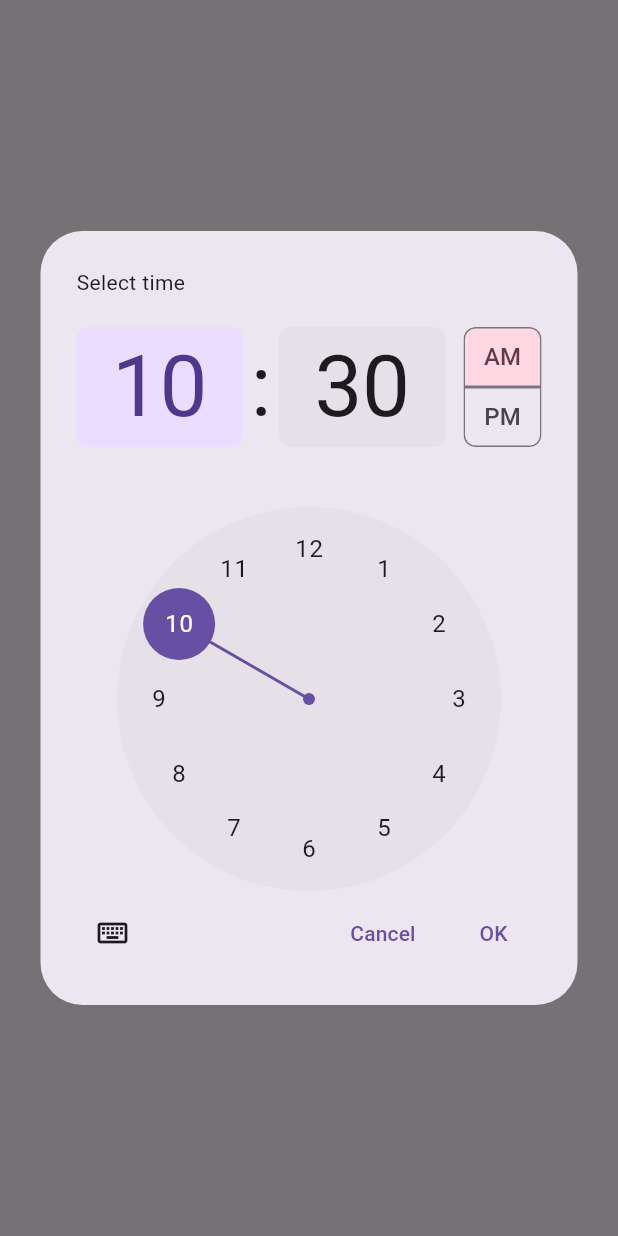
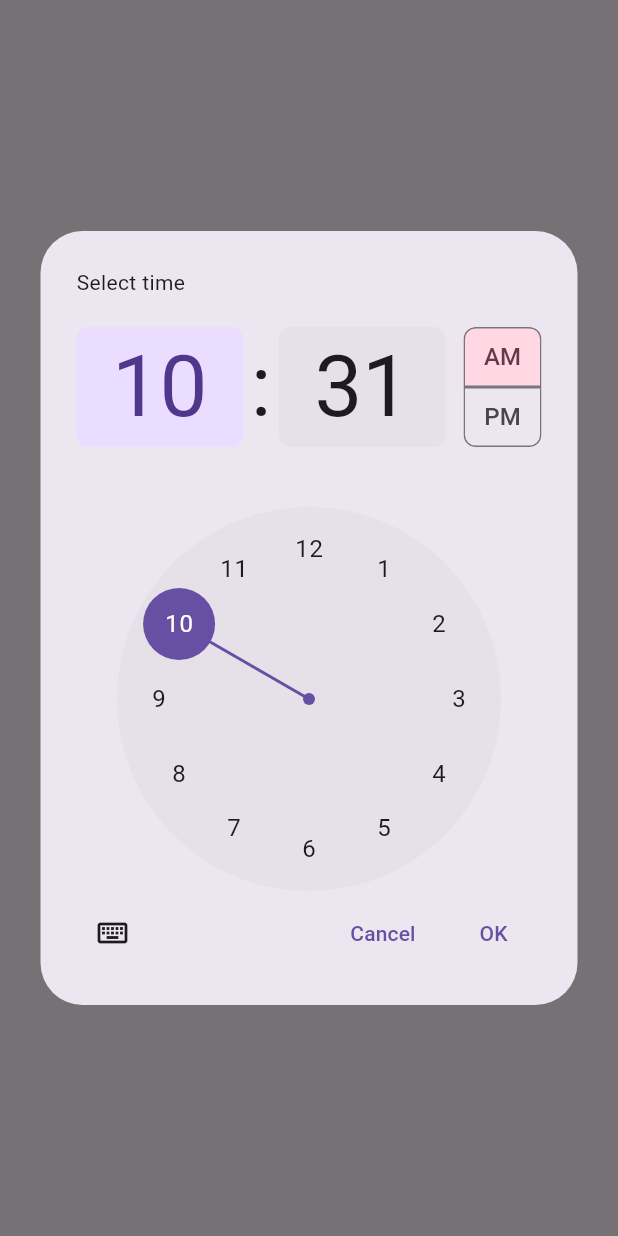
Before and after one commit to sayyam134/task, a Flutter app: the _AddReminderDialog widget shown alone on an empty page, opened directly, after a tap on "Choose Time", on a phone screen of 412 x 824 dp. Run offline on Flutter 3.47's test engine with Material 3 defaults, Android fonts, the light colour scheme and no system bars; our stand-ins replace flutter_local_notifications, get, permission_handler, timezone.

Commit message:
ENHANCED UI

```diff
--- a/lib/homepage.dart
+++ b/lib/homepage.dart
@@ -72,13 +72,13 @@ class HomePage extends StatelessWidget {
                   Text(
                     reminder.day,
                     style: TextStyle(
-                      fontSize: 20,
+                      fontSize: 24,
                       fontWeight: FontWeight.bold,
                     ),
                   ),
                   SizedBox(height: 4),
                   Text(
-                    '${reminder.time.format(context)} - ${reminder.activity}',
+                    '${reminder.activity} at ${reminder.time.format(context)}',
                     style: TextStyle(
                       fontSize: 16,
                       color: Colors.black,
@@ -97,10 +97,22 @@ class HomePage extends StatelessWidget {
           },
         );
       }),
-      floatingActionButton: FloatingActionButton(
-        onPressed: () => _showAddReminderDialog(context),
-        child: Icon(Icons.add),
-      ),
+      floatingActionButton: Obx((){
+        if(controller.reminders.isNotEmpty){
+          return FloatingActionButton(
+            onPressed: () => _showAddReminderDialog(context),
+            child: Icon(Icons.add),
+          );
+        }
+        else{
+          return SizedBox.shrink();
+        }
+      })
+
+      // controller.reminders.isEmpty? null : FloatingActionButton(
+      //   onPressed: () => _showAddReminderDialog(context),
+      //   child: Icon(Icons.add),
+      // ),//
     );
   }
 
@@ -173,7 +185,7 @@ class __AddReminderDialogState extends State<_AddReminderDialog> {
                 onTap: () async {
                   final time = await showTimePicker(
                     context: context,
-                    initialTime: TimeOfDay.now(),
+                    initialTime: _incrementInitialTime(1),
                   );
                   if (time != null) {
                     setState(() {
@@ -275,6 +287,21 @@ class __AddReminderDialogState extends State<_AddReminderDialog> {
       ),
     );
   }
+
+  TimeOfDay _incrementInitialTime(int min){
+    TimeOfDay now = TimeOfDay.now();
+    DateTime nowDateTime = DateTime(
+      DateTime.now().year,
+      DateTime.now().month,
+      DateTime.now().day,
+      now.hour,
+      now.minute,
+    );
+    DateTime newDateTime = nowDateTime.add(Duration(minutes: min));
+    TimeOfDay newTime = TimeOfDay(hour: newDateTime.hour, minute: newDateTime.minute);
+
+    return newTime;
+  }
 }
 
 void _showDeleteConfirmationDialog(
--- a/lib/noti.dart
+++ b/lib/noti.dart
@@ -53,6 +53,7 @@ class NotificationService {
         'Reminder Notifications',
         importance: Importance.max,
         priority: Priority.high,
+        playSound: true,
         sound: RawResourceAndroidNotificationSound('notification_sound'),
       ),
     );
```
